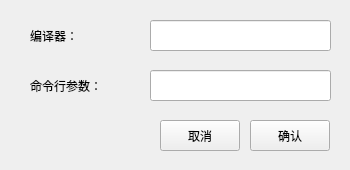
Old version of the form DEF2.2Code/settings.ui in the repository Toseic/def-CPP-IDE.
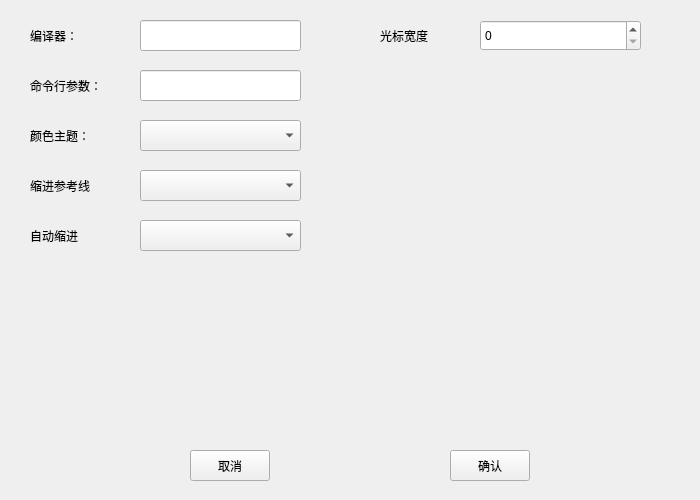
New version of the form.

Commit message: 添加设置界面的设置内容， 添加setstore类储存配置，可设置光标宽度，缩进参考线，是否自动缩进，颜色主题 TODO： qss文件优化，配置文件读取 edit by tosey

```diff
--- a/DEF2.2Code/settings.ui
+++ b/DEF2.2Code/settings.ui
@@ -6,20 +6,20 @@
    <rect>
     <x>0</x>
     <y>0</y>
-    <width>350</width>
-    <height>170</height>
+    <width>700</width>
+    <height>500</height>
    </rect>
   </property>
   <property name="minimumSize">
    <size>
-    <width>350</width>
-    <height>170</height>
+    <width>700</width>
+    <height>500</height>
    </size>
   </property>
   <property name="maximumSize">
    <size>
-    <width>350</width>
-    <height>170</height>
+    <width>700</width>
+    <height>500</height>
    </size>
   </property>
   <property name="windowTitle">
@@ -28,9 +28,9 @@
   <widget class="QLineEdit" name="compilerEdit">
    <property name="geometry">
     <rect>
-     <x>150</x>
+     <x>140</x>
      <y>20</y>
-     <width>181</width>
+     <width>161</width>
      <height>31</height>
     </rect>
    </property>
@@ -41,9 +41,9 @@
   <widget class="QLineEdit" name="commandlineArgEdit">
    <property name="geometry">
     <rect>
-     <x>150</x>
+     <x>140</x>
      <y>70</y>
-     <width>181</width>
+     <width>161</width>
      <height>31</height>
     </rect>
    </property>
@@ -60,6 +60,12 @@
    <property name="text">
     <string>编译器：</string>
    </property>
+   <property name="wordWrap">
+    <bool>false</bool>
+   </property>
+   <property name="margin">
+    <number>1</number>
+   </property>
   </widget>
   <widget class="QLabel" name="label_2">
    <property name="geometry">
@@ -77,8 +83,8 @@
   <widget class="QPushButton" name="confirm">
    <property name="geometry">
     <rect>
-     <x>250</x>
-     <y>120</y>
+     <x>450</x>
+     <y>450</y>
      <width>80</width>
      <height>31</height>
     </rect>
@@ -90,8 +96,8 @@
   <widget class="QPushButton" name="cancel">
    <property name="geometry">
     <rect>
-     <x>160</x>
-     <y>120</y>
+     <x>190</x>
+     <y>450</y>
      <width>80</width>
      <height>31</height>
     </rect>
@@ -100,6 +106,98 @@
     <string>取消</string>
    </property>
   </widget>
+  <widget class="QLabel" name="label_3">
+   <property name="geometry">
+    <rect>
+     <x>30</x>
+     <y>120</y>
+     <width>91</width>
+     <height>31</height>
+    </rect>
+   </property>
+   <property name="text">
+    <string>颜色主题：</string>
+   </property>
+  </widget>
+  <widget class="QComboBox" name="comboBox_theme">
+   <property name="geometry">
+    <rect>
+     <x>140</x>
+     <y>120</y>
+     <width>161</width>
+     <height>31</height>
+    </rect>
+   </property>
+  </widget>
+  <widget class="QLabel" name="label_4">
+   <property name="geometry">
+    <rect>
+     <x>30</x>
+     <y>170</y>
+     <width>91</width>
+     <height>31</height>
+    </rect>
+   </property>
+   <property name="text">
+    <string>缩进参考线</string>
+   </property>
+  </widget>
+  <widget class="QComboBox" name="comboBox_referline">
+   <property name="geometry">
+    <rect>
+     <x>140</x>
+     <y>170</y>
+     <width>161</width>
+     <height>31</height>
+    </rect>
+   </property>
+  </widget>
+  <widget class="QLabel" name="label_5">
+   <property name="geometry">
+    <rect>
+     <x>30</x>
+     <y>220</y>
+     <width>101</width>
+     <height>31</height>
+    </rect>
+   </property>
+   <property name="text">
+    <string>自动缩进</string>
+   </property>
+  </widget>
+  <widget class="QComboBox" name="comboBox_autotab">
+   <property name="geometry">
+    <rect>
+     <x>140</x>
+     <y>220</y>
+     <width>161</width>
+     <height>31</height>
+    </rect>
+   </property>
+  </widget>
+  <widget class="QLabel" name="label_6">
+   <property name="geometry">
+    <rect>
+     <x>380</x>
+     <y>20</y>
+     <width>121</width>
+     <height>31</height>
+    </rect>
+   </property>
+   <property name="text">
+    <string>光标宽度</string>
+   </property>
+  </widget>
+  <widget class="QSpinBox" name="cursor_width">
+   <property name="geometry">
+    <rect>
+     <x>480</x>
+     <y>20</y>
+     <width>161</width>
+     <height>31</height>
+    </rect>
+   </property>
+  </widget>
  </widget>
  <resources/>
  <connections/>
```
The commit also changes 24 other files.
